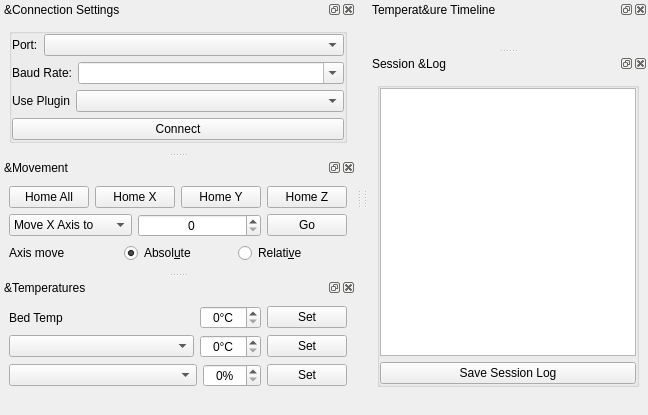
KDE/atcore, file testclient/mainwindow.ui: the form before one commit.
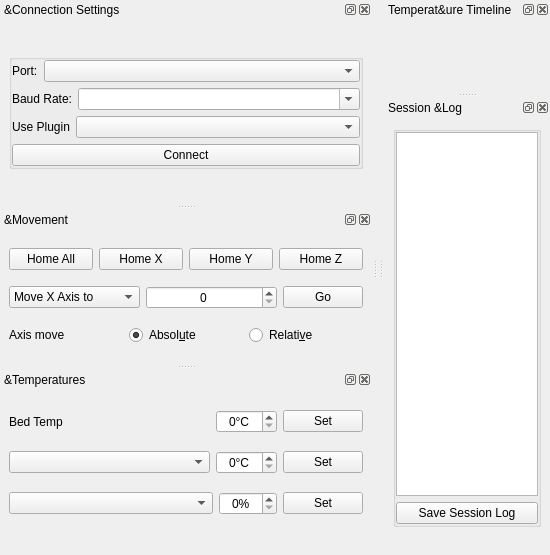
The form after the commit. Icons and pictures are not drawn. Custom widgets are drawn as their Qt base class.

Commit message: Update Application Title

What changed in the file:
```diff
--- a/testclient/mainwindow.ui
+++ b/testclient/mainwindow.ui
@@ -6,8 +6,8 @@
    <rect>
     <x>0</x>
     <y>0</y>
-    <width>0</width>
-    <height>0</height>
+    <width>550</width>
+    <height>549</height>
    </rect>
   </property>
   <property name="windowTitle">
@@ -378,8 +378,8 @@
   <widget class="QDockWidget" name="tempTimelineDock">
    <property name="minimumSize">
     <size>
-     <width>0</width>
-     <height>0</height>
+     <width>96</width>
+     <height>56</height>
     </size>
    </property>
    <property name="windowTitle">
@@ -412,8 +412,8 @@
   <widget class="QDockWidget" name="connectDock">
    <property name="minimumSize">
     <size>
-     <width>0</width>
-     <height>0</height>
+     <width>177</width>
+     <height>204</height>
     </size>
    </property>
    <property name="windowTitle">
@@ -535,8 +535,8 @@
   <widget class="QDockWidget" name="logDock">
    <property name="minimumSize">
     <size>
-     <width>0</width>
-     <height>0</height>
+     <width>160</width>
+     <height>174</height>
     </size>
    </property>
    <property name="windowTitle">
@@ -618,8 +618,8 @@
   <widget class="QDockWidget" name="moveDock">
    <property name="minimumSize">
     <size>
-     <width>0</width>
-     <height>0</height>
+     <width>372</width>
+     <height>154</height>
     </size>
    </property>
    <property name="windowTitle">
@@ -769,8 +769,8 @@
   <widget class="QDockWidget" name="tempControlsDock">
    <property name="minimumSize">
     <size>
-     <width>0</width>
-     <height>0</height>
+     <width>270</width>
+     <height>166</height>
     </size>
    </property>
    <property name="windowTitle">
```
Left out of the diff: 10 changed lines with no effect on the pictures.
